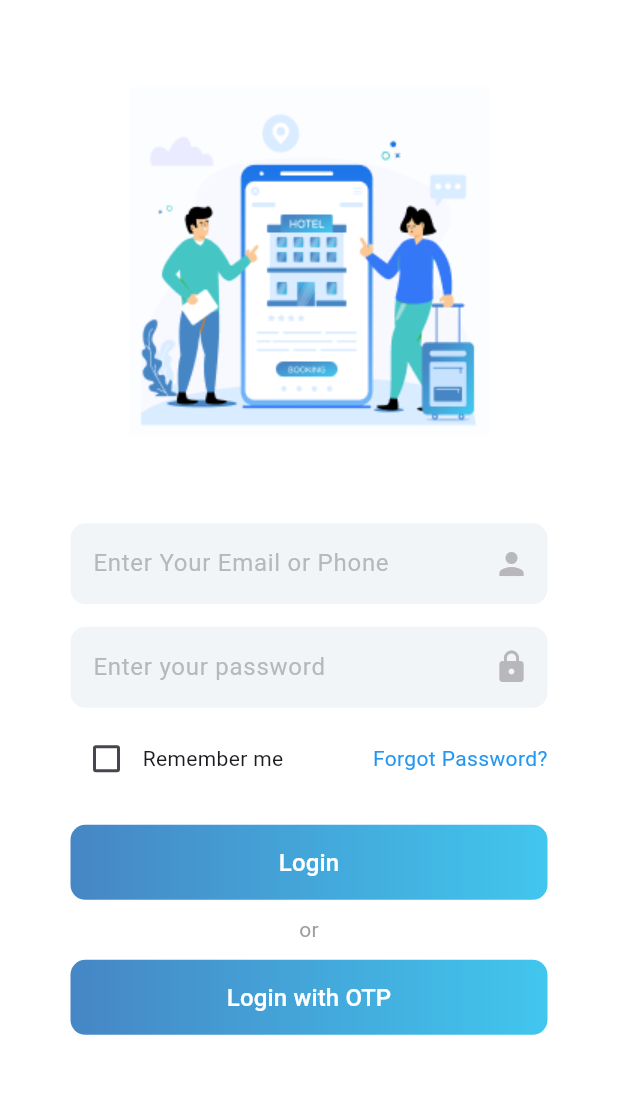
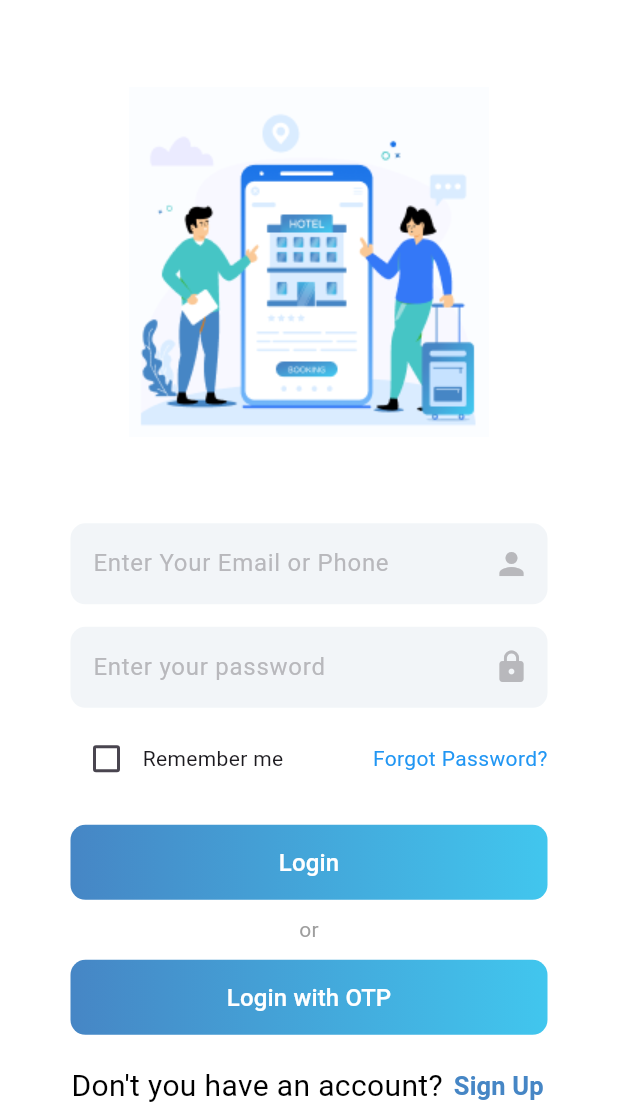
Before and after one commit to iabhinavrajput/pay-ansh, a Flutter app: the screen it shows after launch, scrolled down 34 dp, on a phone screen of 412 x 824 dp, the part 117-1236 px from its top. Run offline on Flutter 3.47's test engine with Material 3 defaults, Android fonts, the phone set to English and light mode, and no system bars; our stand-ins replace flutter_spinkit, get, shared_preferences; Roboto replaces fonts that are missing (DMSans).

Commit message:
working on ui

```diff
--- a/lib/constants/app_colors.dart
+++ b/lib/constants/app_colors.dart
@@ -6,4 +6,7 @@ class AppColors {
   static const Color gradientEnd = Color(0xFF41C6EE);
   static const Color inputBackground = Color(0x69DFE7EE);
   static const Color textColors = Color(0xFFB8B8BC);
+    static const Color greytextColors = Color(0xFF5A5A5B);
+
+
 }
--- a/lib/screens/login_screen.dart
+++ b/lib/screens/login_screen.dart
@@ -2,6 +2,9 @@ import 'package:flutter/material.dart';
 import 'package:get/get.dart';
 import 'package:payansh/controllers/auth_controller.dart';
 import 'package:payansh/screens/forgot_password.dart';
+import 'package:payansh/screens/register.dart';
+import 'package:payansh/theme/custom_themes/text_theme.dart';
+import 'package:payansh/widgets/custom_text_field.dart';
 import '../constants/app_colors.dart';
 import '../widgets/gradient_button.dart';
 import '../services/api_service.dart';
@@ -23,7 +26,8 @@ class LoginScreen extends StatelessWidget {
           padding: const EdgeInsets.all(47),
           child: Column(
             children: [
-              const Text("WELCOME TO", style: TextStyle(fontSize: 20, fontWeight: FontWeight.bold)),
+              const Text("WELCOME TO",
+                  style: TextStyle(fontSize: 20, fontWeight: FontWeight.bold)),
 
               // Logo
               Image.asset('assets/images/logo.png', width: screenWidth * 0.5),
@@ -36,47 +40,25 @@ class LoginScreen extends StatelessWidget {
               const SizedBox(height: 20),
 
               // Email Input
-              Container(
-                decoration: BoxDecoration(
-                  color: AppColors.inputBackground,
-                  borderRadius: BorderRadius.circular(10),
-                ),
-                child: TextField(
-                  controller: emailController,
-                  decoration: const InputDecoration(
-                    hintText: "Enter Your Email or Phone",
-                    hintStyle: TextStyle(color: AppColors.textColors),
-                    suffixIcon: Icon(Icons.person, color: AppColors.textColors),
-                    border: InputBorder.none,
-                    contentPadding: EdgeInsets.symmetric(horizontal: 15, vertical: 15),
-                  ),
-                ),
+              CustomTextField(
+                controller: emailController,
+                hintText: "Enter Your Email or Phone",
+                icon: Icons.person,
+                keyboardType: TextInputType.emailAddress,
               ),
-
               const SizedBox(height: 15),
 
               // Password Input
-              Container(
-                decoration: BoxDecoration(
-                  color: AppColors.inputBackground,
-                  borderRadius: BorderRadius.circular(10),
-                ),
-                child: TextField(
-                  controller: passwordController,
-                  obscureText: true,
-                  decoration: const InputDecoration(
-                    hintText: "Enter your password",
-                    hintStyle: TextStyle(color: AppColors.textColors),
-                    suffixIcon: Icon(Icons.lock, color: AppColors.textColors),
-                    border: InputBorder.none,
-                    contentPadding: EdgeInsets.symmetric(horizontal: 15, vertical: 15),
-                  ),
-                ),
+              CustomTextField(
+                controller: passwordController,
+                hintText: "Enter your password",
+                icon: Icons.lock,
+                obscureText: true,
               ),
               const SizedBox(height: 10),
 
               // Remember Me & Forgot Password
-                Row(
+              Row(
                 mainAxisAlignment: MainAxisAlignment.spaceBetween,
                 children: [
                   Row(
@@ -87,11 +69,11 @@ class LoginScreen extends StatelessWidget {
                   ),
                   GestureDetector(
                     onTap: () => Get.to(() => ForgotPasswordScreen()),
-                    child: const Text("Forgot Password?", style: TextStyle(color: Colors.blue)),
+                    child: const Text("Forgot Password?",
+                        style: TextStyle(color: Colors.blue)),
                   ),
                 ],
               ),
-
 
               const SizedBox(height: 20),
 
@@ -101,7 +83,8 @@ class LoginScreen extends StatelessWidget {
                   : GradientButton(
                       text: "Login",
                       onPressed: () async {
-                        await authController.login(emailController.text, passwordController.text);
+                        await authController.login(
+                            emailController.text, passwordController.text);
                       },
                     )),
 
@@ -115,6 +98,29 @@ class LoginScreen extends StatelessWidget {
               GradientButton(text: "Login with OTP", onPressed: () {}),
 
               const SizedBox(height: 10),
+              Row(
+                mainAxisAlignment: MainAxisAlignment.center,
+                children: [
+                  Text(
+                    "Don't you have an account? ",
+                    style: TTextTheme.lightTextTheme.labelLarge,
+                  ),
+                  TextButton(
+                    onPressed: () {
+                      // Navigate to Sign Up
+                      Get.off(() => Register());
+                    },
+                    style: ButtonStyle(
+                      padding: MaterialStateProperty.all(
+                          EdgeInsets.zero), // Remove padding
+                    ),
+                    child: const Text(
+                      "Sign Up",
+                      style: TTextTheme.link,
+                    ),
+                  ),
+                ],
+              )
             ],
           ),
         ),
--- /dev/null
+++ b/lib/theme/custom_themes/text_theme.dart
@@ -0,0 +1,78 @@
+import 'package:flutter/material.dart';
+import 'package:payansh/constants/app_colors.dart';
+
+class TTextTheme {
+  TTextTheme._();
+
+  static TextTheme lightTextTheme = TextTheme(
+    headlineLarge: const TextStyle().copyWith(
+        fontSize: 32.0, fontWeight: FontWeight.bold, color: Colors.black, fontFamily: 'DMSans'),
+    headlineMedium: const TextStyle().copyWith(
+        fontSize: 24.0, fontWeight: FontWeight.w600, color: Colors.black, fontFamily: 'DMSans'),
+    headlineSmall: const TextStyle().copyWith(
+        fontSize: 18.0, fontWeight: FontWeight.w600, color: Colors.black, fontFamily: 'DMSans'),
+
+    titleLarge: const TextStyle().copyWith(fontSize: 16.0, fontWeight: FontWeight.w600, color: Colors.black, fontFamily: 'DMSans'),
+    titleMedium: const TextStyle().copyWith(fontSize: 16.0, fontWeight: FontWeight.w500, color: Colors.black, fontFamily: 'DMSans'),
+    titleSmall: const TextStyle().copyWith(fontSize: 16.0, fontWeight: FontWeight.w400, color: Colors.black, fontFamily: 'DMSans'),
+
+    bodyLarge: const TextStyle().copyWith(fontSize: 14.0, fontWeight: FontWeight.w500, color: Colors.black, fontFamily: 'DMSans'),
+    bodyMedium: const TextStyle().copyWith(fontSize: 14.0, fontWeight: FontWeight.normal, color: Colors.black, fontFamily: 'DMSans'),
+    bodySmall: const TextStyle().copyWith(fontSize: 14.0, fontWeight: FontWeight.w500, color: Colors.black.withOpacity(0.5), fontFamily: 'DMSans'),
+
+    labelLarge: const TextStyle().copyWith(fontSize: 20.0, fontWeight: FontWeight.normal, color: Colors.black, fontFamily: 'DMSans'),
+    labelMedium: const TextStyle().copyWith(fontSize: 20.0, fontWeight: FontWeight.normal, color: Colors.black.withOpacity(0.3), fontFamily: 'DMSans'),
+        labelSmall: const TextStyle().copyWith(fontSize: 18.0, fontWeight: FontWeight.normal, color: Colors.black.withOpacity(0.3), fontFamily: 'DMSans'),
+
+  );
+
+  static const TextStyle heading = TextStyle(
+    fontSize: 24,
+    fontWeight: FontWeight.bold,
+    color: Colors.black,
+    fontFamily: 'DMSans',
+  );
+
+  static const TextStyle subtitle = TextStyle(
+    fontSize: 20,
+    fontWeight: FontWeight.w400,
+    color: Colors.black,
+    fontFamily: 'DMSans',
+  );
+
+  static const TextStyle link = TextStyle(
+    fontSize: 17,
+    fontWeight: FontWeight.bold,
+    color: AppColors.gradientStart,
+    fontFamily: 'DMSans',
+  );
+
+  static const TextStyle buttonText = TextStyle(
+    fontSize: 16,
+    fontWeight: FontWeight.normal,
+    color: AppColors.gradientStart,
+    fontFamily: 'DMSans',
+  );
+
+
+
+  static TextTheme darkTextTheme = TextTheme(
+    headlineLarge: const TextStyle().copyWith(
+        fontSize: 32.0, fontWeight: FontWeight.bold, color: Colors.white, fontFamily: 'DMSans'),
+    headlineMedium: const TextStyle().copyWith(
+        fontSize: 24.0, fontWeight: FontWeight.w600, color: Colors.white, fontFamily: 'DMSans'),
+    headlineSmall: const TextStyle().copyWith(
+        fontSize: 18.0, fontWeight: FontWeight.w600, color: Colors.white, fontFamily: 'DMSans'),
+
+    titleLarge: const TextStyle().copyWith(fontSize: 16.0, fontWeight: FontWeight.w600, color: Colors.white, fontFamily: 'DMSans'),
+    titleMedium: const TextStyle().copyWith(fontSize: 16.0, fontWeight: FontWeight.w500, color: Colors.white, fontFamily: 'DMSans'),
+    titleSmall: const TextStyle().copyWith(fontSize: 16.0, fontWeight: FontWeight.w400, color: Colors.white, fontFamily: 'DMSans'),
+
+    bodyLarge: const TextStyle().copyWith(fontSize: 24.0, fontWeight: FontWeight.w500, color: Colors.white, fontFamily: 'DMSans'),
+    bodyMedium: const TextStyle().copyWith(fontSize: 18.0, fontWeight: FontWeight.normal, color: Colors.white, fontFamily: 'DMSans'),
+    bodySmall: const TextStyle().copyWith(fontSize: 14.0, fontWeight: FontWeight.w500, color: Colors.white.withOpacity(0.5), fontFamily: 'DMSans'),
+
+    labelLarge: const TextStyle().copyWith(fontSize: 20.0, fontWeight: FontWeight.normal, color: Colors.white, fontFamily: 'DMSans'),
+    labelMedium: const TextStyle().copyWith(fontSize: 18.0, fontWeight: FontWeight.normal, color: Colors.white.withOpacity(0.5), fontFamily: 'DMSans'),
+  );
+}
--- /dev/null
+++ b/lib/widgets/custom_text_field.dart
@@ -0,0 +1,41 @@
+import 'package:flutter/material.dart';
+import '../constants/app_colors.dart';
+
+class CustomTextField extends StatelessWidget {
+  final TextEditingController controller;
+  final String hintText;
+  final IconData icon;
+  final bool obscureText;
+  final TextInputType keyboardType;
+
+  const CustomTextField({
+    Key? key,
+    required this.controller,
+    required this.hintText,
+    required this.icon,
+    this.obscureText = false,
+    this.keyboardType = TextInputType.text,
+  }) : super(key: key);
+
+  @override
+  Widget build(BuildContext context) {
+    return Container(
+      decoration: BoxDecoration(
+        color: AppColors.inputBackground,
+        borderRadius: BorderRadius.circular(10),
+      ),
+      child: TextField(
+        controller: controller,
+        obscureText: obscureText,
+        keyboardType: keyboardType,
+        decoration: InputDecoration(
+          hintText: hintText,
+          hintStyle: const TextStyle(color: AppColors.textColors),
+          suffixIcon: Icon(icon, color: AppColors.textColors),
+          border: InputBorder.none,
+          contentPadding: const EdgeInsets.symmetric(horizontal: 15, vertical: 15),
+        ),
+      ),
+    );
+  }
+}
```
Also changed, not shown: lib/screens/register.dart (added, +91 -0 lines), lib/theme/custom_themes/appbar_theme.dart (added, +28 -0 lines), lib/theme/custom_themes/bottom_sheet_theme.dart (added, +20 -0 lines), lib/theme/custom_themes/checkbox_theme.dart (added, +46 -0 lines), lib/theme/custom_themes/chip_theme.dart (added, +19 -0 lines), lib/theme/custom_themes/elevated_button_theme.dart (added, +31 -0 lines), lib/theme/custom_themes/outlined_button_theme.dart (added, +32 -0 lines), lib/theme/custom_themes/snackbar_theme.dart (added, +24 -0 lines), lib/theme/custom_themes/text_field_theme.dart (added, +93 -0 lines), lib/theme/theme.dart (added, +43 -0 lines), pubspec.lock, 2 other files.
